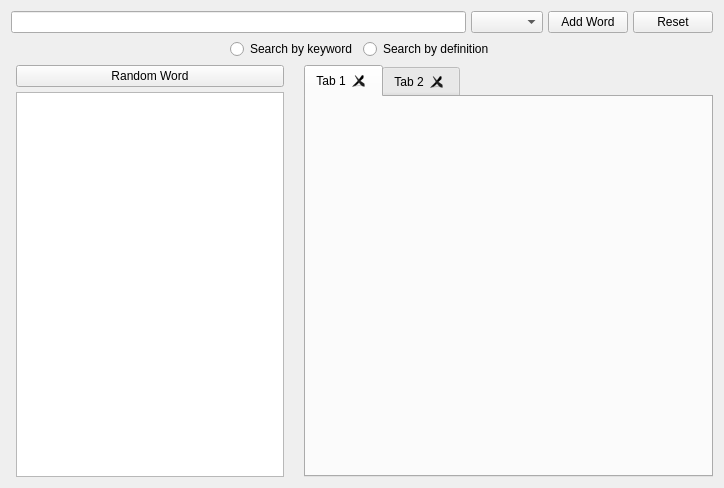
Old version of the form widgetsearch.ui in the repository sangpham2710/CS163-Project.
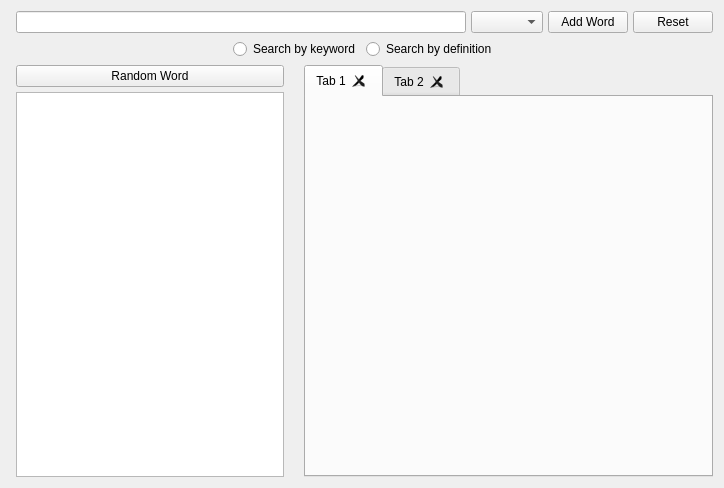
New version of the form.

```diff
--- a/widgetsearch.ui
+++ b/widgetsearch.ui
@@ -10,6 +10,12 @@
     <height>488</height>
    </rect>
   </property>
+  <property name="sizePolicy">
+   <sizepolicy hsizetype="Preferred" vsizetype="Preferred">
+    <horstretch>0</horstretch>
+    <verstretch>0</verstretch>
+   </sizepolicy>
+  </property>
   <property name="windowTitle">
    <string>Form</string>
   </property>
@@ -24,7 +30,7 @@
           <number>5</number>
          </property>
          <property name="leftMargin">
-          <number>0</number>
+          <number>5</number>
          </property>
          <property name="topMargin">
           <number>0</number>
@@ -53,6 +59,9 @@
        </item>
        <item>
         <layout class="QHBoxLayout" name="horizontalLayoutSearchType">
+         <property name="leftMargin">
+          <number>5</number>
+         </property>
          <item>
           <spacer name="horizontalSpacer_2">
            <property name="orientation">
```
Left out of the diff: 19 changed lines with no effect on the pictures.
